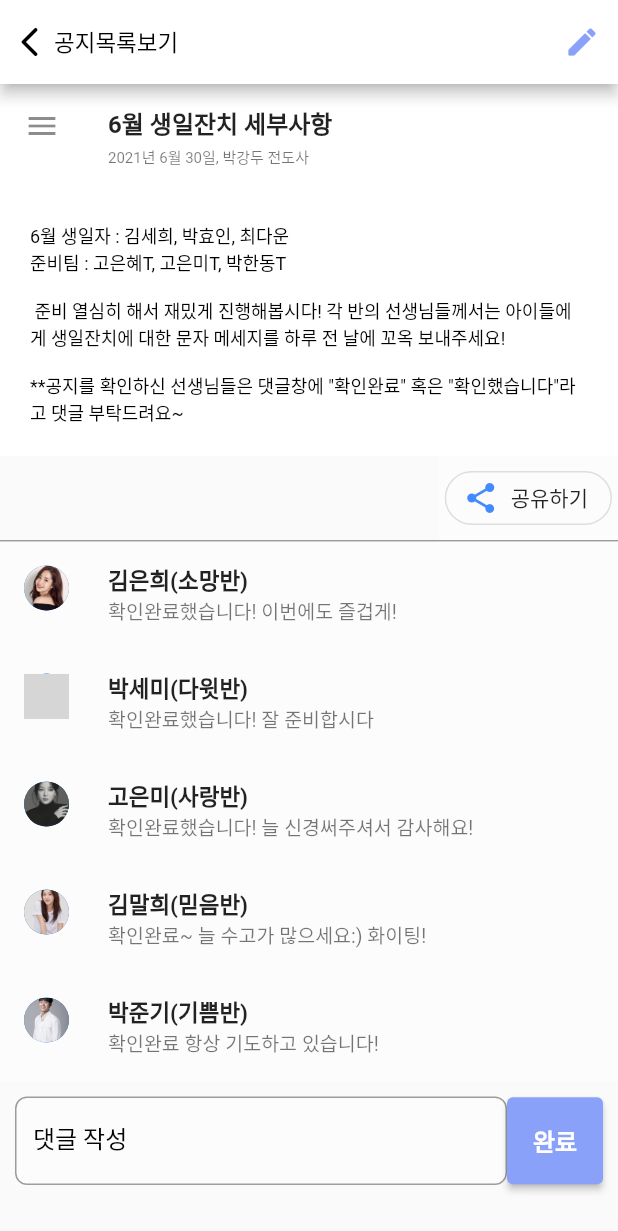
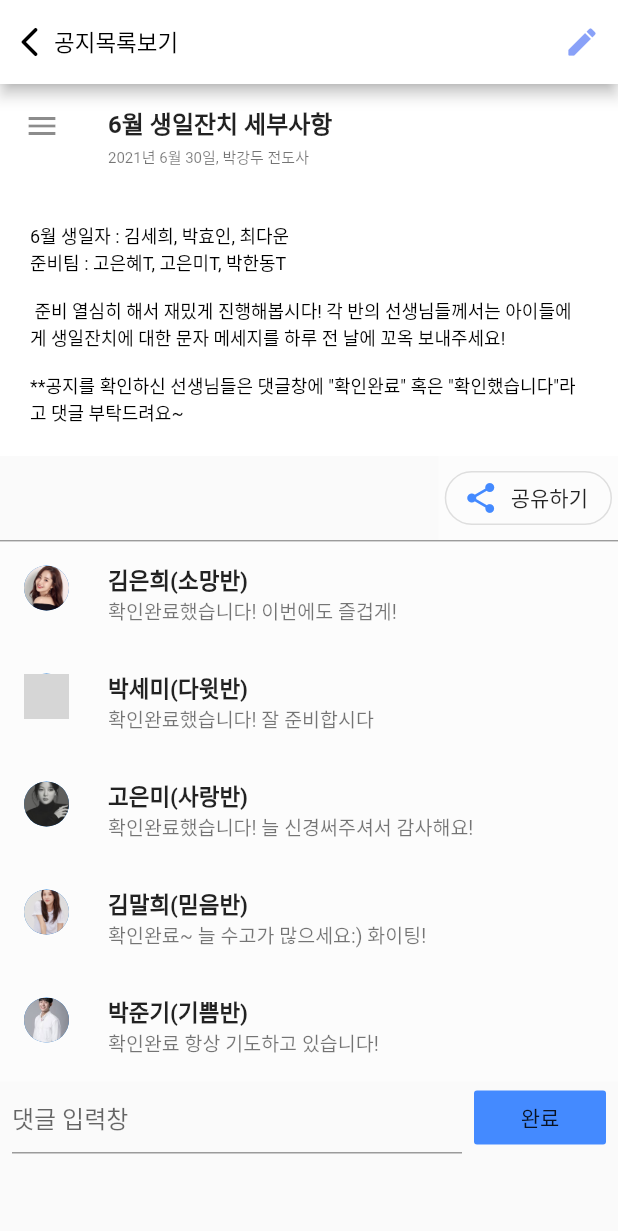
Before and after one commit to alexcho617/do-it-church, a Flutter app: the NoticeListRoute screen opened directly, after a tap on "6월 생일잔치 세부사항", on a phone screen of 412 x 824 dp. Shown: the top 1231 px of the screen. Run offline on Flutter 3.47's test engine with Material 2 defaults, Android fonts, the light colour scheme and no system bars; our stand-ins replace cloud_firestore, firebase_auth, firebase_core; accounts and stored records are empty; grey boxes are pictures that could not be loaded.

Commit message:
update textfield

```diff
--- a/lib/screens/notice_detail.dart
+++ b/lib/screens/notice_detail.dart
@@ -1,4 +1,5 @@
-import 'package:do_it_church/screens/notice_add.dart';
+import 'package:do_it_church/screens/notice_list.dart';
+import 'package:do_it_church/screens/notice_new.dart';
 import 'package:flutter/material.dart';
 import 'new_notice_route.dart';
 
@@ -9,7 +10,15 @@ class NoticeDetail extends StatefulWidget {
   NoticeDetailState createState() => NoticeDetailState();
 }
 
+
 class NoticeDetailState extends State<NoticeDetail> {
+  late TextEditingController _textEditingController = TextEditingController();
+
+  @override
+  void initState() {
+    _textEditingController = TextEditingController();
+    super.initState();
+  }
 
   @override
   Widget build(BuildContext context) {
@@ -22,12 +31,12 @@ class NoticeDetailState extends State<NoticeDetail> {
           title: Text('공지목록보기',
             style: TextStyle(
               fontSize: 15,
-              color:Colors.black,
+              color: Colors.black,
             ),
           ),
           leading: IconButton(
               icon: Icon(Icons.arrow_back_ios_rounded),
-                color:Colors.black,
+              color: Colors.black,
               onPressed: () {
                 Navigator.pop(context);
                 setState(() {
@@ -41,11 +50,11 @@ class NoticeDetailState extends State<NoticeDetail> {
                   Icons.create_rounded,
                   color: Color(0xFF89A1F8),
                 ),
-                  onPressed: (){
+                onPressed: () {
                   Navigator.push(
                     context,
                     MaterialPageRoute(
-                        builder: (context) =>NoticeAddRoute()),
+                        builder: (context) => NoticeAddRoute()),
                   );
                   setState(() {});
                 }
@@ -84,9 +93,8 @@ class NoticeDetailState extends State<NoticeDetail> {
                 ),
               ),
 
+
               Container(
-
-
                 padding: EdgeInsets.all(4.0),
                 color: Colors.white38,
                 child: OutlineButton.icon(
@@ -102,17 +110,16 @@ class NoticeDetailState extends State<NoticeDetail> {
                   label: Text('공유하기'),
                 ),
                 margin: const EdgeInsets.only(left: 10),
+
+
               ),
 
               //구분선 만들기
               Container(
-                height:1.0,
-                width:500.0,
+                height: 1.0,
+                width: 500.0,
                 color: Colors.black38,
               ),
-
-
-
 
 
               Container(
@@ -123,7 +130,7 @@ class NoticeDetailState extends State<NoticeDetail> {
                     leading: CircleAvatar(
                       backgroundImage: AssetImage(
                           'images/pro.jpg'), //always add images in directory
-                     maxRadius:15,
+                      maxRadius: 15,
                     ),
 
                     title: Text(
@@ -147,7 +154,7 @@ class NoticeDetailState extends State<NoticeDetail> {
                     leading: CircleAvatar(
                       backgroundImage: AssetImage(
                           'images/pro1.png'), //always add images in directory
-                  maxRadius:15,
+                      maxRadius: 15,
                     ),
                     title: Text(
                       '박세미(다윗반)',
@@ -168,15 +175,15 @@ class NoticeDetailState extends State<NoticeDetail> {
                     leading: CircleAvatar(
                       backgroundImage: AssetImage(
                           'images/pro2.jpg'), //always add images in directory
-                        maxRadius:15,
+                      maxRadius: 15,
                     ),
                     title: Text('고은미(사랑반)',
-                        style: TextStyle(fontWeight: FontWeight.bold,fontSize: 15,),),
+                      style: TextStyle(
+                        fontWeight: FontWeight.bold, fontSize: 15,),),
                     subtitle: Text('확인완료했습니다! 늘 신경써주셔서 감사해요!',
                       style: TextStyle(fontSize: 13),)
 
                 ),
-
               ),
 
               Container(
@@ -187,7 +194,7 @@ class NoticeDetailState extends State<NoticeDetail> {
                     leading: CircleAvatar(
                       backgroundImage: AssetImage(
                           'images/pro3.jpg'), //always add images in directory
-                    maxRadius:15,
+                      maxRadius: 15,
                     ),
                     title: Text(
                       '김말희(믿음반)',
@@ -210,7 +217,7 @@ class NoticeDetailState extends State<NoticeDetail> {
                     leading: CircleAvatar(
                       backgroundImage: AssetImage(
                           'images/pro4.jpg'), //always add images in directory
-                      maxRadius:15,
+                      maxRadius: 15,
                     ),
                     title: Text(
                       '박준기(기쁨반)',
@@ -225,57 +232,48 @@ class NoticeDetailState extends State<NoticeDetail> {
                     )),
               ),
 
+//댓글창 만들기
               Container(
-                  color: Colors.white38,
-                  margin: EdgeInsets.all(10),
-                  child:Row(
-                      children: <Widget>[
-                        Flexible(
-                            child:TextField(
-                              decoration: InputDecoration(
-                                labelText: '댓글 작성',
-                                hintText: 'Enter your comment.',
-                                labelStyle: TextStyle(color: Colors.black),
-                                focusedBorder: OutlineInputBorder(
-                                  borderRadius: BorderRadius.all(Radius.circular(8.0)),
-                                  borderSide: BorderSide(width: 1, color: Colors.redAccent),
-                                ),
-                                enabledBorder: OutlineInputBorder(
-                                  borderRadius: BorderRadius.all(Radius.circular(8.0)),
-                                  borderSide: BorderSide(width: 1, color: Colors.black38),
-                                ),
-                                border: OutlineInputBorder(
-                                  borderRadius: BorderRadius.all(Radius.circular(8.0)),
+                padding: EdgeInsets.symmetric(horizontal: 8.0),
+                child: Row(
+                  children: [
+                    Expanded(
+                      child: TextField(
+                        //style:TextStyle(height:0.01, fontSize: 12),
+                        controller: _textEditingController,
+                        decoration: InputDecoration(hintText: "댓글 입력창"),
+                        onSubmitted: _handleSubmitted,
                       ),
                     ),
-                              keyboardType: TextInputType.text,
-                            )
+                    SizedBox(
+                      width: 8.0,
+                    ),
+                    FlatButton(
+                      onPressed: () {
+                        _handleSubmitted(_textEditingController.text);
+                      },
+                      child: Text("완료"),
+                        color: Colors.blueAccent,
+                      ),
+                  ]
+                ),
               ),
 
-                        //완료버튼
-                        new ElevatedButton(
-                            style: ElevatedButton.styleFrom(
-                              padding: EdgeInsets.all(17.0),
-                              primary: Color(0xff89A1F8), // background
-                              onPrimary: Colors.white, // foreground
-                            ),
 
-                            onPressed: () => debugPrint("작성완료"),
-                            child: new Text("완료",
-                                style: new TextStyle(
-                                  fontWeight: FontWeight.bold,
-                                  fontSize: 16,
-                                  color: Colors.white,
-                                )
-                            )
-                        )
-                      ]
-                  )
-              ),
+
             ],
           ),
         ),
-    ));
-
+      ),
+    );
   }
 }
+
+
+
+
+
+void _handleSubmitted(String text) {
+  print(text);
+  //_textEditingController.clear();
+}
```
Lines whose indentation alone changed are shown as unchanged.
